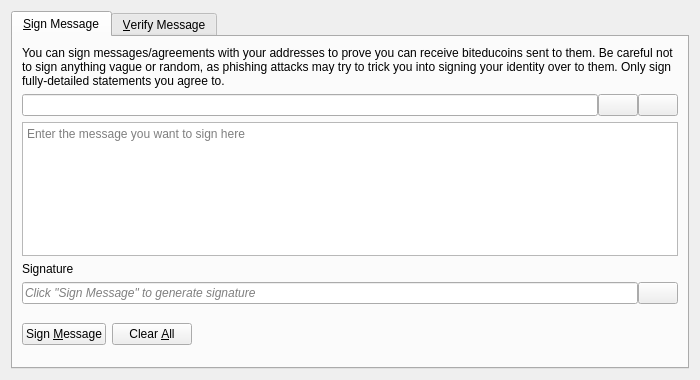
Above: src/qt/forms/signverifymessagedialog.ui from 10sec-project/10seconds before the change. Below: the same form after it.
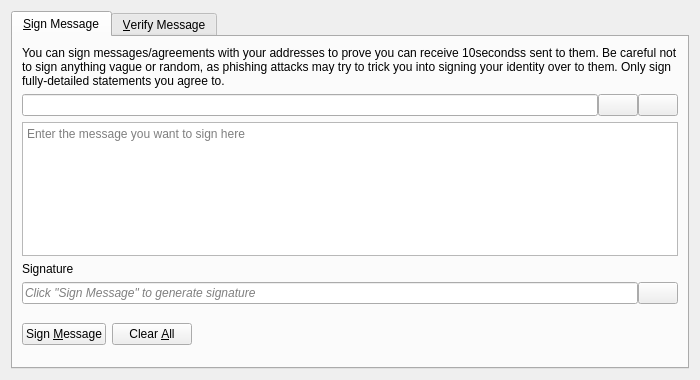
That is the form after the change. Icons and pictures are not drawn. Custom widgets are drawn as their Qt base class.

Diff of the .ui file:
```diff
--- a/src/qt/forms/signverifymessagedialog.ui
+++ b/src/qt/forms/signverifymessagedialog.ui
@@ -30,7 +30,7 @@
        <item>
         <widget class="QLabel" name="infoLabel_SM">
          <property name="text">
-          <string>You can sign messages/agreements with your addresses to prove you can receive biteducoins sent to them. Be careful not to sign anything vague or random, as phishing attacks may try to trick you into signing your identity over to them. Only sign fully-detailed statements you agree to.</string>
+          <string>You can sign messages/agreements with your addresses to prove you can receive 10secondss sent to them. Be careful not to sign anything vague or random, as phishing attacks may try to trick you into signing your identity over to them. Only sign fully-detailed statements you agree to.</string>
          </property>
          <property name="textFormat">
           <enum>Qt::PlainText</enum>
```
Left out of the diff: 8 changed lines with no effect on the pictures.
